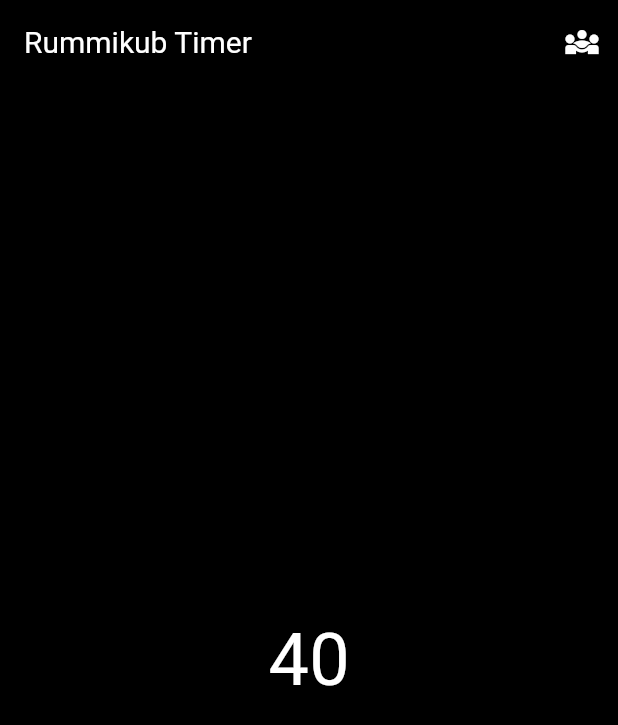
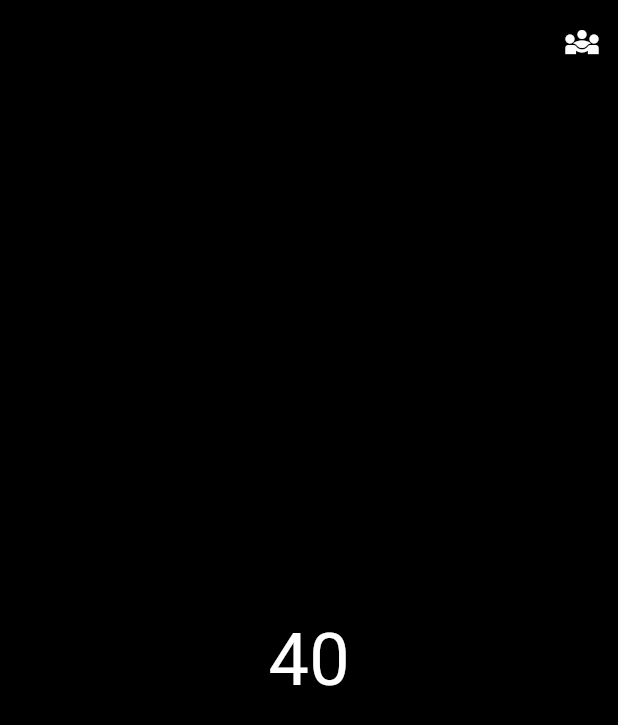
Before and after one commit to Necrotic-bonk/rummitimer, a Flutter app: the screen it shows after launch, on a phone screen of 412 x 824 dp. Shown: the top 725 px of the screen. Run offline on Flutter 3.47's test engine with Material 3 defaults, Android fonts, the phone set to English and light mode, and no system bars; our stand-ins replace shared_preferences.

Commit message:
UI improvements: remove title text, make AppBar tappable for timer control, fix dropdown dark mode

```diff
--- a/lib/main.dart
+++ b/lib/main.dart
@@ -162,8 +162,10 @@ class _MyHomePageState extends State<MyHomePage> {
   @override
   Widget build(BuildContext context) {
     return Scaffold(
+      backgroundColor: widget.isDarkMode ? Colors.black : Colors.white,
       appBar: AppBar(
-        title: Text(widget.title),
+        backgroundColor: widget.isDarkMode ? Colors.black : const Color(0xFFe70104),
+        elevation: 0,
         actions: [
           IconButton(
             onPressed: () {
@@ -189,8 +191,24 @@ class _MyHomePageState extends State<MyHomePage> {
             icon: const Icon(Icons.diversity_3, color: Colors.white),
           ),
         ],
+        flexibleSpace: GestureDetector(
+          onTap: () {
+            if (!_isRunning) {
+              startTimer();
+            } else {
+              resetTimer();
+            }
+          },
+          onLongPress: () {
+            stopTimer();
+          },
+          child: Container(
+            color: Colors.transparent,
           ),
-      body: Center(
+        ),
+      ),
+      body: SafeArea(
+        child: Center(
           // Ensures the timer is perfectly centered
           child: GestureDetector(
             onTap: () {
@@ -217,6 +235,7 @@ class _MyHomePageState extends State<MyHomePage> {
                         widget.isDarkMode
                             ? Colors.white
                             : Colors.black, // Dynamic text color
+                  ),
                 ),
               ),
             ),
```
Also changed, not shown: lib/player_screen.dart (+24 -4 lines). Lines whose indentation alone changed are shown as unchanged.
